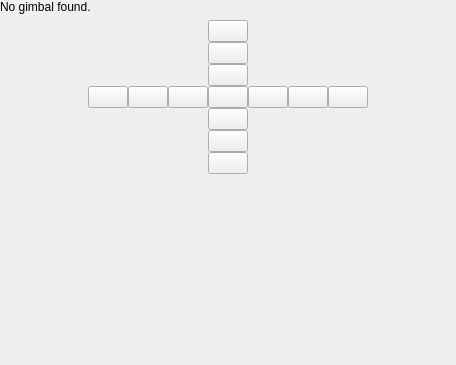
Qt form userinterface/cameragimbalui.ui (RISE-Dependable-Transport-Systems/WayWise) before a commit; both pictures show x 0 to 456 and y 0 to 365 of the 456 by 945 pixel window.
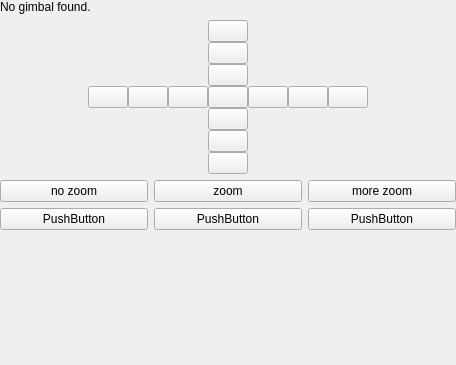
The same form after that commit. Icons and pictures are not drawn.

Diff of the .ui file:
```diff
--- a/userinterface/cameragimbalui.ui
+++ b/userinterface/cameragimbalui.ui
@@ -219,6 +219,56 @@
      </item>
     </layout>
    </item>
+   <item>
+    <layout class="QHBoxLayout" name="horizontalLayout_2">
+     <item>
+      <widget class="QPushButton" name="actuatorOneLowButton">
+       <property name="text">
+        <string>no zoom</string>
+       </property>
+      </widget>
+     </item>
+     <item>
+      <widget class="QPushButton" name="actuatorOneMidButton">
+       <property name="text">
+        <string>zoom</string>
+       </property>
+      </widget>
+     </item>
+     <item>
+      <widget class="QPushButton" name="actuatorOneHighButton">
+       <property name="text">
+        <string>more zoom</string>
+       </property>
+      </widget>
+     </item>
+    </layout>
+   </item>
+   <item>
+    <layout class="QHBoxLayout" name="horizontalLayout_3">
+     <item>
+      <widget class="QPushButton" name="actuatorTwoLowButton">
+       <property name="text">
+        <string>PushButton</string>
+       </property>
+      </widget>
+     </item>
+     <item>
+      <widget class="QPushButton" name="actuatorTwoMidButton">
+       <property name="text">
+        <string>PushButton</string>
+       </property>
+      </widget>
+     </item>
+     <item>
+      <widget class="QPushButton" name="actuatorTwoHighButton">
+       <property name="text">
+        <string>PushButton</string>
+       </property>
+      </widget>
+     </item>
+    </layout>
+   </item>
    <item>
     <spacer name="verticalSpacer">
      <property name="orientation">
```
